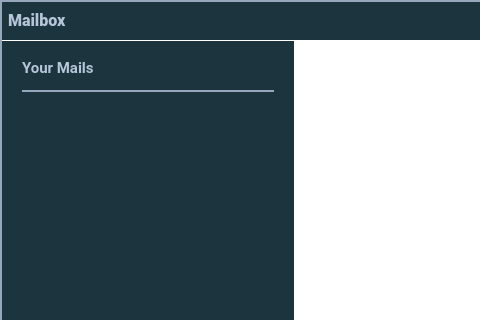
Above: src/app/gui/forms/mailboxwindow.ui from botorabi/Meet4Eat-Desktop before the change; both pictures show x 0 to 480 and y 0 to 320 of the 800 by 600 pixel window. Below: the same form after it.
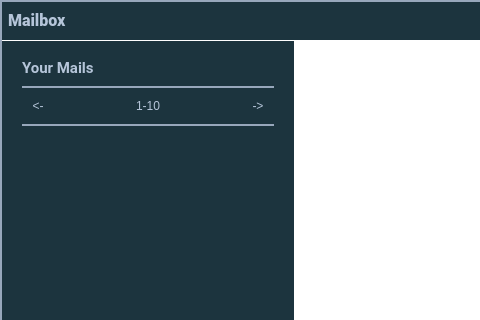
That is the form after the change. Icons and pictures are not drawn.

Patch:
```diff
--- a/src/app/gui/forms/mailboxwindow.ui
+++ b/src/app/gui/forms/mailboxwindow.ui
@@ -303,6 +303,14 @@
                     <height>30</height>
                    </size>
                   </property>
+                  <property name="styleSheet">
+                   <string notr="true">QPushButton {
+	  color: rgb(181,197, 217);;
+}
+QLabel {
+	  color: rgb(181,197, 217);;
+}</string>
+                  </property>
                   <layout class="QVBoxLayout" name="verticalLayout_13">
                    <property name="leftMargin">
                     <number>0</number>
@@ -318,6 +326,9 @@
                    </property>
                    <item>
                     <layout class="QVBoxLayout" name="verticalLayout_11">
+                     <property name="spacing">
+                      <number>2</number>
+                     </property>
                      <property name="leftMargin">
                       <number>9</number>
                      </property>
@@ -427,6 +438,105 @@
                        </property>
                       </widget>
                      </item>
+                     <item>
+                      <layout class="QHBoxLayout" name="horizontalLayout">
+                       <item>
+                        <widget class="QPushButton" name="pushButtonPrev">
+                         <property name="minimumSize">
+                          <size>
+                           <width>32</width>
+                           <height>32</height>
+                          </size>
+                         </property>
+                         <property name="maximumSize">
+                          <size>
+                           <width>32</width>
+                           <height>32</height>
+                          </size>
+                         </property>
+                         <property name="toolTip">
+                          <string>Previous mails</string>
+                         </property>
+                         <property name="styleSheet">
+                          <string notr="true">QPushButton {
+  background-color: transparent;
+  border-radius: 16px;
+}
+QPushButton:hover {
+  background-color: rgb(50,82,95);
+  border-radius: 16px;
+}</string>
+                         </property>
+                         <property name="text">
+                          <string>&lt;-</string>
+                         </property>
+                        </widget>
+                       </item>
+                       <item>
+                        <widget class="QLabel" name="labelMailRange">
+                         <property name="text">
+                          <string>1-10</string>
+                         </property>
+                         <property name="alignment">
+                          <set>Qt::AlignCenter</set>
+                         </property>
+                        </widget>
+                       </item>
+                       <item>
+                        <widget class="QPushButton" name="pushButtonNext">
+                         <property name="minimumSize">
+                          <size>
+                           <width>32</width>
+                           <height>32</height>
+                          </size>
+                         </property>
+                         <property name="maximumSize">
+                          <size>
+                           <width>32</width>
+                           <height>32</height>
+                          </size>
+                         </property>
+                         <property name="toolTip">
+                          <string>Next mails</string>
+                         </property>
+                         <property name="styleSheet">
+                          <string notr="true">QPushButton {
+  background-color: transparent;
+  border-radius: 16px;
+}
+QPushButton:hover {
+  background-color: rgb(50,82,95);
+  border-radius: 16px;
+}</string>
+                         </property>
+                         <property name="text">
+                          <string>-&gt;</string>
+                         </property>
+                        </widget>
+                       </item>
+                      </layout>
+                     </item>
+                     <item>
+                      <widget class="QLabel" name="label_3">
+                       <property name="minimumSize">
+                        <size>
+                         <width>0</width>
+                         <height>2</height>
+                        </size>
+                       </property>
+                       <property name="maximumSize">
+                        <size>
+                         <width>16777215</width>
+                         <height>2</height>
+                        </size>
+                       </property>
+                       <property name="styleSheet">
+                        <string notr="true">QLabel {
+  background-color: rgb(151,167, 187);
+}</string>
+                       </property>
+                      </widget>
+                     </item>
                     </layout>
                    </item>
                   </layout>
```
Left out of the diff: 17 changed lines with no effect on the pictures.
